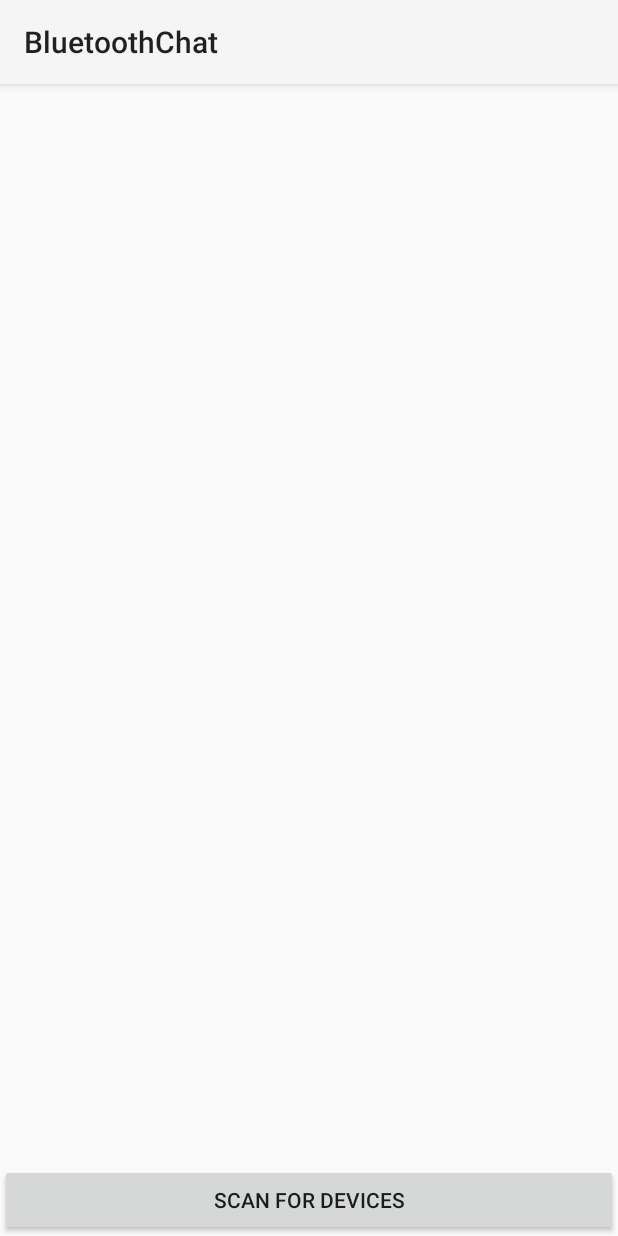
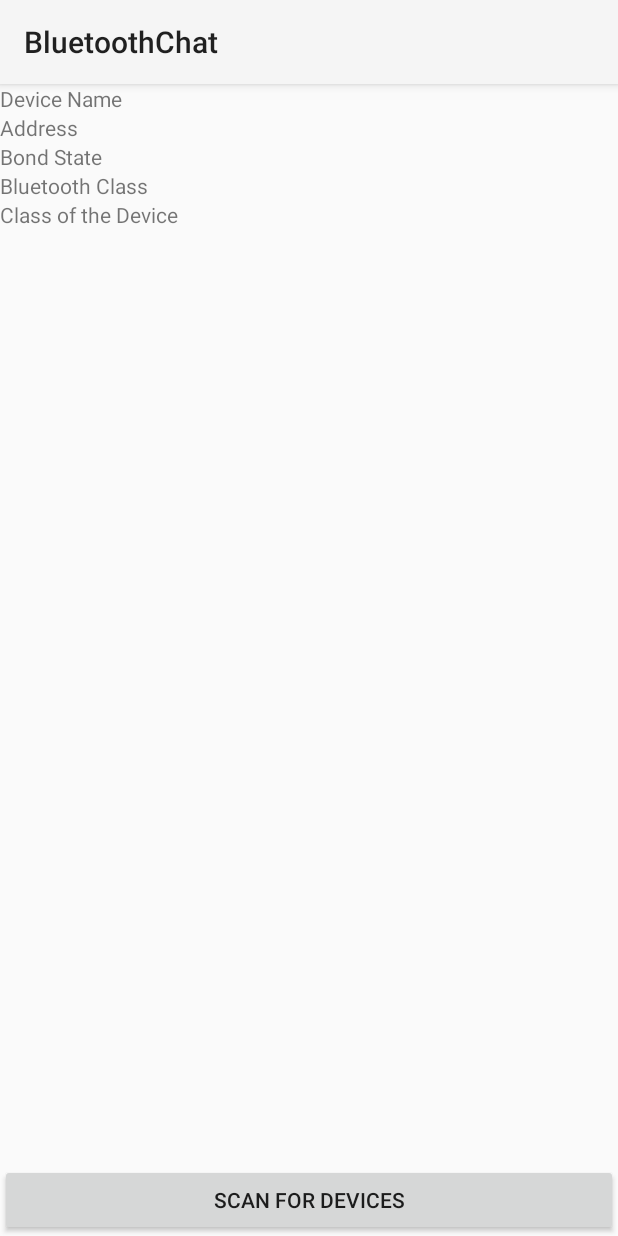
Before and after one commit to albadokhon/EECS397-600, an Android app: the layout activity_device_list.xml on its own in the app's theme, with its tools: preview values and no code run, on a phone screen of 412 x 824 dp. Run offline under Robolectric (Android 15) with nearby library versions, the light colour scheme and no system bars.

Commit message:
HW4 attempt
Trying to follow the tutorial for homework four based off of the
tutorial provided. However, going through the Bluetooth chat framework
confused me more because of all of the different classes, which made it
all seem more like a mess...

```diff
--- a/BluetoothChat/Application/src/main/java/com/example/android/bluetoothchat/DeviceListActivity.java
+++ b/BluetoothChat/Application/src/main/java/com/example/android/bluetoothchat/DeviceListActivity.java
@@ -197,9 +197,9 @@ public class DeviceListActivity extends Activity {
             if (BluetoothDevice.ACTION_FOUND.equals(action)) {
                 // Get the BluetoothDevice object from the Intent
                 BluetoothDevice device = intent.getParcelableExtra(BluetoothDevice.EXTRA_DEVICE);
-                // If it's already paired, skip it, because it's been listed already
+                // CB Get the information specified in get paired devices If it's already paired, skip it, because it's been listed already
                 if (device.getBondState() != BluetoothDevice.BOND_BONDED) {
-                    mNewDevicesArrayAdapter.add(device.getName() + "\n" + device.getAddress());
+//                    mNewDevicesArrayAdapter.add(device.getName() + "\n" + device.getAddress() "\n" + device.getBondState() "\n" + device.getBluetoothClass() "\n" + device.getClass());
                 }
                 // When discovery is finished, change the Activity title
             } else if (BluetoothAdapter.ACTION_DISCOVERY_FINISHED.equals(action)) {
--- a/BluetoothChat/Application/src/main/res/layout/activity_device_list.xml
+++ b/BluetoothChat/Application/src/main/res/layout/activity_device_list.xml
@@ -19,6 +19,10 @@
               android:orientation="vertical"
     >
 
+    //CB Add the information about the device name,
+    //address, bluetooth class, and class of device into the GUI.
+    // Unsure if this is done by creating a new id/text view for all categories
+    //tried to follow this website: https://github.com/codepath/android_guides/wiki/Using-an-ArrayAdapter-with-ListView
     <TextView
         android:id="@+id/title_paired_devices"
         android:layout_width="match_parent"
@@ -30,6 +34,36 @@
         android:visibility="gone"
         />
 
+    <TextView
+        android:id="@+id/device_name"
+        android:layout_width="match_parent"
+        android:layout_height="wrap_content"
+        android:text="Device Name"/>
+
+    <TextView
+        android:id="@+id/address"
+        android:layout_width="match_parent"
+        android:layout_height="wrap_content"
+        android:text="Address"/>
+
+    <TextView
+        android:id="@+id/bond_state"
+        android:layout_width="match_parent"
+        android:layout_height="wrap_content"
+        android:text="Bond State"/>
+
+    <TextView
+        android:id="@+id/bluetooth_class"
+        android:layout_width="match_parent"
+        android:layout_height="wrap_content"
+        android:text="Bluetooth Class"/>
+
+    <TextView
+        android:id="@+id/device_class"
+        android:layout_width="match_parent"
+        android:layout_height="wrap_content"
+        android:text="Class of the Device"/>
+
     <ListView
         android:id="@+id/paired_devices"
         android:layout_width="match_parent"
@@ -37,7 +71,7 @@
         android:layout_weight="1"
         android:stackFromBottom="true"
         />
-
+<!--
     <TextView
         android:id="@+id/title_new_devices"
         android:layout_width="match_parent"
@@ -55,7 +89,7 @@
         android:layout_height="wrap_content"
         android:layout_weight="2"
         android:stackFromBottom="true"
-        />
+        />-->
 
     <Button
         android:id="@+id/button_scan"
```
Also changed, not shown: BluetoothChat/Application/src/main/java/com/example/android/bluetoothchat/BluetoothChatFragment.java (+7 -1 lines), BluetoothChat/Application/src/main/java/com/example/android/bluetoothchat/ConnectThread.java (added, +32 -0 lines).
